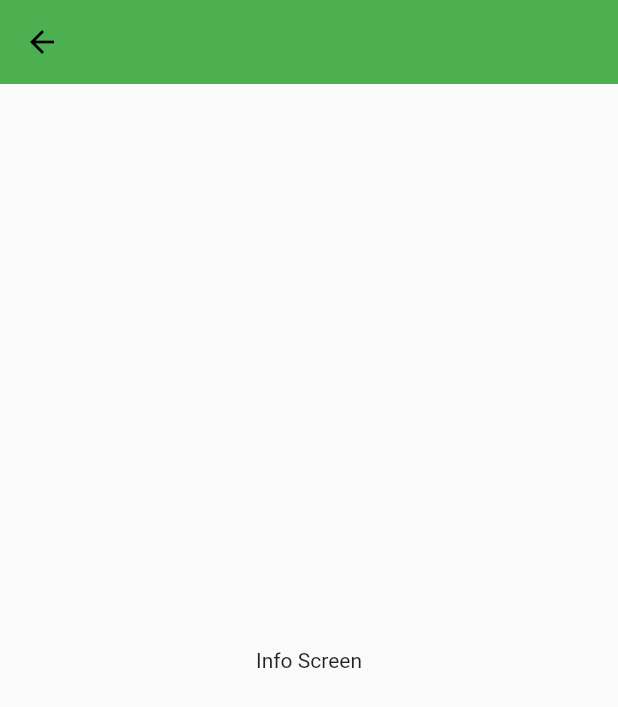
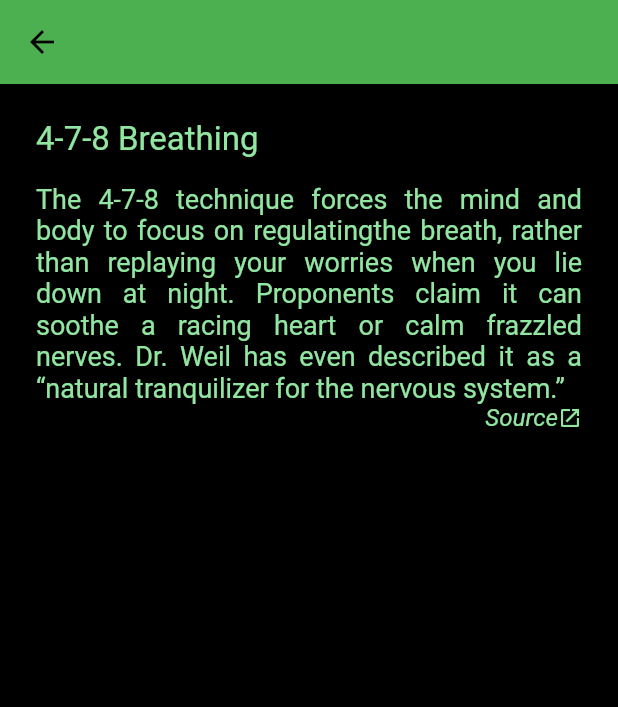
Before and after one commit to rishikesh1419/Calm-Breathing-Flutter, a Flutter app: the InfoScreen screen opened directly, on a phone screen of 412 x 824 dp. Shown: the top 707 px of the screen. Run offline on Flutter 3.47's test engine with Material 2 defaults, Android fonts, the phone set to English and light mode, and no system bars.

Commit message:
Info screen template

```diff
--- a/lib/screens/info_screen.dart
+++ b/lib/screens/info_screen.dart
@@ -1,3 +1,4 @@
+import 'package:calm_breathing/utils/constants.dart';
 import 'package:calm_breathing/widgets/app_bar.dart';
 import 'package:flutter/material.dart';
 
@@ -5,9 +6,56 @@ class InfoScreen extends StatelessWidget {
   @override
   Widget build(BuildContext context) {
     return Scaffold(
+      backgroundColor: black,
       appBar: MyAppBar(info: true),
-      body: Center(
-        child: const Text("Info Screen"),
+      body: Padding(
+        padding: const EdgeInsets.symmetric(
+          vertical: 24.0,
+          horizontal: 24.0,
+        ),
+        child: Column(
+          crossAxisAlignment: CrossAxisAlignment.start,
+          children: [
+            const Text(
+              "4-7-8 Breathing",
+              style: TextStyle(
+                color: lightGreen,
+                fontSize: 22,
+              ),
+              textAlign: TextAlign.left,
+            ),
+            SizedBox(height: 16.0),
+            const Text(
+              "The 4-7-8 technique forces the mind and body to focus on regulating" +
+                  "the breath, rather than replaying your worries when you lie down at night." +
+                  " Proponents claim it can soothe a racing heart or calm frazzled nerves." +
+                  " Dr. Weil has even described it as a “natural tranquilizer for the nervous system.”",
+              textAlign: TextAlign.justify,
+              style: TextStyle(
+                color: lightGreen,
+                fontSize: 18,
+              ),
+            ),
+            // Container(
+            //   width: double.infinity,
+            Row(mainAxisAlignment: MainAxisAlignment.end, children: [
+              const Text(
+                "Source",
+                textAlign: TextAlign.end,
+                style: TextStyle(
+                  color: lightGreen,
+                  fontStyle: FontStyle.italic,
+                  fontSize: 16,
+                ),
+              ),
+              Icon(
+                Icons.open_in_new,
+                color: lightGreen,
+                size: 16,
+              )
+            ])
+          ],
+        ),
       ),
     );
   }
--- a/lib/utils/constants.dart
+++ b/lib/utils/constants.dart
@@ -4,5 +4,6 @@ const appName = "Calm Breathing";
 const green = Colors.green;
 const black = Colors.black;
 const white = Colors.white;
+const lightGreen = Color.fromRGBO(161, 255, 178, 0.9);
 const greenAccent = Colors.greenAccent;
 const transparent = Colors.transparent;
```
